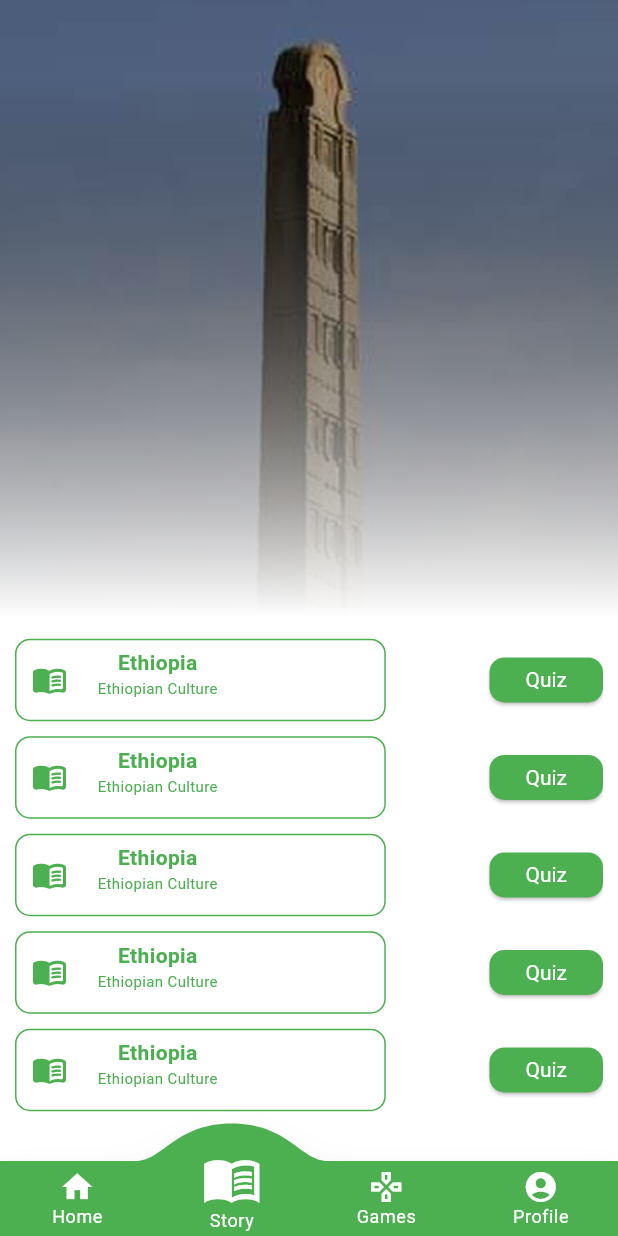
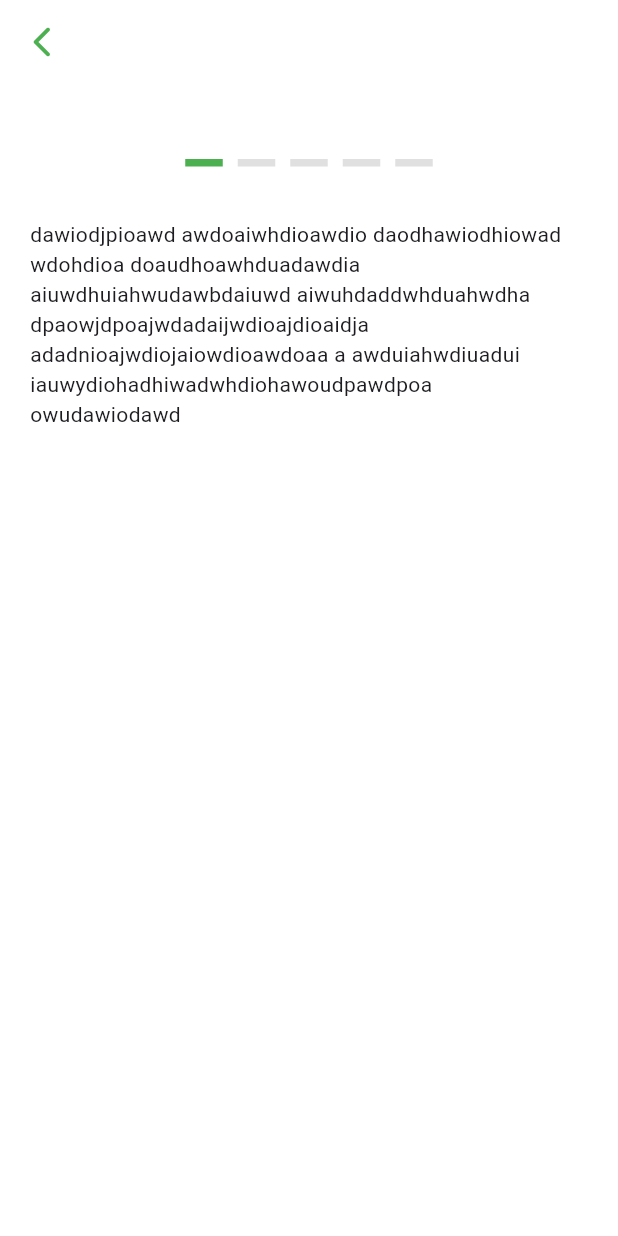
Before and after one commit to nahommb/edutainment-app, a Flutter app: the HomeScreen screen opened by its route, item 2 of the bottom bar chosen, after a tap on "Ethiopia", on a phone screen of 412 x 824 dp. Run offline on Flutter 3.47's test engine with Material 3 defaults, Android fonts, the phone set to English and light mode, and no system bars; drawn by our look-alikes of convex_bottom_bar, smooth_page_indicator; our stand-ins replace hydrated_bloc.

Commit message:
create story reading screen

```diff
--- a/lib/core/theme/theme_data.dart
+++ b/lib/core/theme/theme_data.dart
@@ -5,6 +5,11 @@ import 'package:flutter/material.dart';
 class AppTheme {
   static final lightTheme = ThemeData(
       primaryColor: AppColors.primary,
+      switchTheme: SwitchThemeData(
+        trackColor: MaterialStateProperty.all(AppColors.lightBackground), // Background of the switch
+        thumbColor: MaterialStateProperty.all(AppColors.primary),
+        trackOutlineColor: MaterialStateProperty.all(AppColors.primary),
+      ),
       scaffoldBackgroundColor: AppColors.lightBackground,
       brightness: Brightness.light,
       inputDecorationTheme: InputDecorationTheme(
--- a/lib/main.dart
+++ b/lib/main.dart
@@ -3,6 +3,7 @@ import 'package:edutainment_app/presentation/screens/home_screen.dart';
 
 
 import 'package:edutainment_app/presentation/screens/login_signup.dart';
+import 'package:edutainment_app/presentation/screens/story_reading_screen.dart';
 
 import 'package:flutter/material.dart';
 
@@ -20,6 +21,7 @@ class MyApp extends StatelessWidget {
       home: LoginSignup(),
       routes: {
        HomeScreen.routeName:(context)=>HomeScreen(),
+        PuzzleScreen.routeName:(context)=>PuzzleScreen(),
       },
 
     );
--- a/lib/presentation/screens/main_screen.dart
+++ b/lib/presentation/screens/main_screen.dart
@@ -30,7 +30,7 @@ class MainScreen extends StatelessWidget {
           ),
           // Wrap Stack in a Container with a defined height
           Container(
-            height: screenWidth > 600 ? screenWidth * 1.2 : screenWidth * 1.7,
+            height: screenWidth > 600 ? screenWidth * 1.3 : screenWidth * 1.7,
             // color: Colors.red,// Ensure it has a height
             child: Stack(
               children: [
@@ -39,7 +39,7 @@ class MainScreen extends StatelessWidget {
                   // height: screenHeight,
                 ),
                 Positioned(
-                  top:65,
+                  top:screenWidth > 600 ?65:40,
                   left: 0,
                   right: 0,
                   child: Image.asset(
@@ -50,7 +50,7 @@ class MainScreen extends StatelessWidget {
                 ),
                 // Container stacked below the image
                 Positioned(
-                  top: screenWidth*0.85,
+                  top: screenWidth > 600 ?screenWidth*0.85:screenWidth*0.75,
                   left: 0,
                   right: 0,
                   child: Container(
--- /dev/null
+++ b/lib/presentation/screens/story_reading_screen.dart
@@ -0,0 +1,70 @@
+import 'package:edutainment_app/core/theme/colors_data.dart';
+import 'package:flutter/material.dart';
+import 'package:smooth_page_indicator/smooth_page_indicator.dart';
+
+class PuzzleScreen extends StatefulWidget {
+
+  static final routeName = 'story_reading_screen';
+  @override
+  _PuzzleScreen createState() =>
+      _PuzzleScreen();
+}
+
+class _PuzzleScreen
+    extends State<PuzzleScreen> {
+  final PageController _controller = PageController();
+  final List<Color> colors = [Colors.white, Colors.white, Colors.white,Colors.white,Colors.black];
+
+  @override
+  Widget build(BuildContext context) {
+    return Scaffold(
+      appBar: AppBar(backgroundColor: Colors.transparent,leading: IconButton(onPressed: (){
+        Navigator.pop(context);
+      }, icon: Icon(Icons.arrow_back_ios_new_rounded,color: AppColors.primary,)),),
+      body: Stack(
+        children: [
+          PageView.builder(
+            controller: _controller,
+            itemCount: colors.length,
+            itemBuilder: (context, index) {
+              return Container(
+                margin: EdgeInsets.only(top: 70),
+                padding: EdgeInsets.all(20),
+                color: colors[index],
+                child: Column(
+                  children: [
+                    Text('dawiodjpioawd awdoaiwhdioawdio daodhawiodhiowad wdohdioa doaudhoawhduadawdia aiuwdhuiahwudawbdaiuwd aiwuhdad'
+                        'dwhduahwdha dpaowjdpoajwda'
+                        'daijwdioajdioaidja ad'
+                        'adnioajwdiojaiowdioawdoaa a awduiahwdiuadui iauwydiohadhiw'
+                        'adwhdiohawoudpawdpoa owudawiodawd'),
+                  ],
+                ),
+              );
+            },
+          ),
+          Positioned(
+            top: 50,
+            left: 0,
+            right: 0,
+            child: Center(
+              child: SmoothPageIndicator(
+                controller: _controller,
+                count: colors.length,
+                effect: WormEffect(
+                  spacing: 10,
+                  radius: 0.0,
+                  dotWidth: 25,
+                  dotHeight: 5,
+                  paintStyle: PaintingStyle.fill,
+                  activeDotColor: AppColors.primary,
+                  dotColor: Colors.black12,
+                ),
+              ),
+            ),
+          ),
+        ],
+      ),
+    );
+  }
+}
--- a/lib/presentation/screens/story_screen.dart
+++ b/lib/presentation/screens/story_screen.dart
@@ -1,3 +1,4 @@
+import 'package:edutainment_app/presentation/screens/story_reading_screen.dart';
 import 'package:flutter/material.dart';
 
 import '../../core/theme/colors_data.dart';
@@ -51,6 +52,7 @@ class StoryScreen extends StatelessWidget {
                           GestureDetector(
                             onTap: (){
                               print('test');
+                              Navigator.pushNamed(context, PuzzleScreen.routeName);
                             },
                             child: Container(
                               margin: EdgeInsets.only(bottom: 5,top: 5),
--- a/pubspec.yaml
+++ b/pubspec.yaml
@@ -39,6 +39,7 @@ dependencies:
   path_provider: ^2.1.1
   provider: ^6.1.2
   convex_bottom_bar: ^3.2.0
+  smooth_page_indicator: ^1.1.0
 
 dev_dependencies:
   flutter_test:
```
Also changed, not shown: lib/presentation/screens/profile_screen.dart (+26 -13 lines), lib/presentation/widgets/bottom_navbar.dart (added, +39 -0 lines), pubspec.lock.
